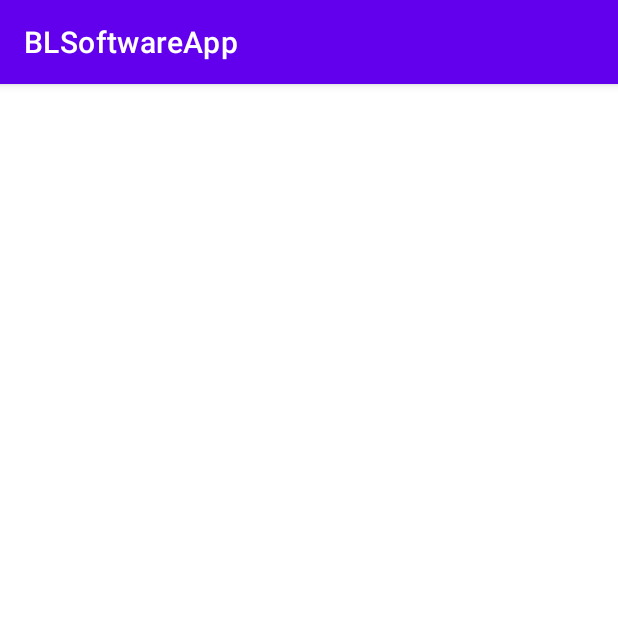
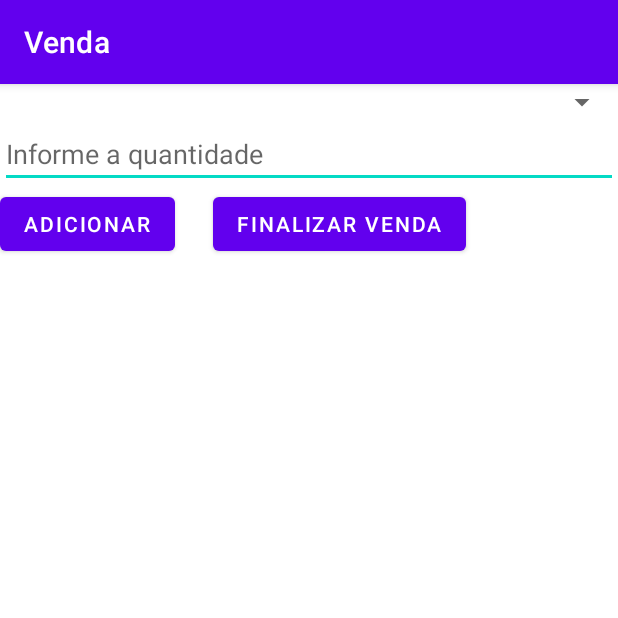
Before and after one commit to wilkison-silva/ProjetoBLSoftware, an Android app: the ActivityVenda screen opened directly, with no data from a screen before it, on a phone screen of 412 x 824 dp, the top half of it. Run offline under Robolectric (Android 15) with nearby library versions, the phone set to English and light mode, and no system bars.

Commit message:
Interface de venda criada

```diff
--- a/app/src/main/AndroidManifest.xml
+++ b/app/src/main/AndroidManifest.xml
@@ -14,7 +14,9 @@
             android:name=".Activities.ActivityListarProdutos"
             android:label="Lista de Produtos" />
         <activity android:name=".Activities.ActivityProduto" />
-        <activity android:name=".Activities.ActivityVenda" />
+        <activity
+            android:name=".Activities.ActivityVenda"
+            android:label="Venda"/>
         <activity android:name=".Activities.MainActivity">
             <intent-filter>
                 <action android:name="android.intent.action.MAIN" />
--- a/app/src/main/java/br/com/will/BLSoft/Activities/MainActivity.java
+++ b/app/src/main/java/br/com/will/BLSoft/Activities/MainActivity.java
@@ -15,6 +15,7 @@ public class MainActivity extends AppCompatActivity {
 
     private Button btnCadastroProdutos;
     private Button btnListarProdutos;
+    private Button btnVenda;
 
     @Override
     protected void onCreate(Bundle savedInstanceState) {
@@ -29,6 +30,7 @@ public class MainActivity extends AppCompatActivity {
 
         this.btnCadastroProdutos = (Button) findViewById(R.id.btnCadastroProduto);
         this.btnListarProdutos = (Button) findViewById(R.id.btnCListarProduto);
+        this.btnVenda = (Button) findViewById(R.id.buttonVenda);
 
         this.btnCadastroProdutos.setOnClickListener(new View.OnClickListener() {
             @Override
@@ -46,5 +48,13 @@ public class MainActivity extends AppCompatActivity {
                 startActivity(intent);
             }
         });
+
+        this.btnVenda.setOnClickListener(new View.OnClickListener() {
+            @Override
+            public void onClick(View v) {
+                Intent intent = new Intent(MainActivity.this, ActivityVenda.class);
+                startActivity(intent);
+            }
+        });
     }
 }
--- a/app/src/main/res/layout/activity_main.xml
+++ b/app/src/main/res/layout/activity_main.xml
@@ -23,4 +23,10 @@
         android:id="@+id/btnCListarProduto"
         android:text="Lista de Produtos"/>
 
+    <Button
+        android:layout_width="match_parent"
+        android:layout_height="wrap_content"
+        android:id="@+id/buttonVenda"
+        android:text="Venda"/>
+
 </LinearLayout>
--- a/app/src/main/res/layout/activity_venda.xml
+++ b/app/src/main/res/layout/activity_venda.xml
@@ -1,9 +1,48 @@
 <?xml version="1.0" encoding="utf-8"?>
-<androidx.constraintlayout.widget.ConstraintLayout xmlns:android="http://schemas.android.com/apk/res/android"
+<LinearLayout xmlns:android="http://schemas.android.com/apk/res/android"
     xmlns:app="http://schemas.android.com/apk/res-auto"
     xmlns:tools="http://schemas.android.com/tools"
     android:layout_width="match_parent"
     android:layout_height="match_parent"
+    android:orientation="vertical"
     tools:context=".Activities.ActivityVenda">
 
-</androidx.constraintlayout.widget.ConstraintLayout>
+    <Spinner
+        android:layout_width="match_parent"
+        android:layout_height="wrap_content"
+        android:id="@+id/spinnerProdutos"/>
+
+    <EditText
+        android:layout_width="match_parent"
+        android:layout_height="wrap_content"
+        android:hint="Informe a quantidade"
+        android:inputType="numberSigned"
+        android:id="@+id/editTextQuantidade"/>
+
+    <LinearLayout
+        android:layout_width="match_parent"
+        android:layout_height="match_parent"
+        android:orientation="horizontal">
+
+        <Button
+            android:layout_width="wrap_content"
+            android:layout_height="wrap_content"
+            android:id="@+id/buttonAdicionarProduto"
+            android:text="Adicionar"/>
+
+        <Space
+            android:layout_width="25dp"
+            android:layout_height="wrap_content"/>
+
+        <Button
+            android:layout_width="wrap_content"
+            android:layout_height="wrap_content"
+            android:text="Finalizar venda"/>
+    </LinearLayout>
+
+    <ListView
+        android:id="@+id/listViewProdutosAdicionados"
+        android:layout_width="match_parent"
+        android:layout_height="wrap_content"/>
+
+</LinearLayout>
```
